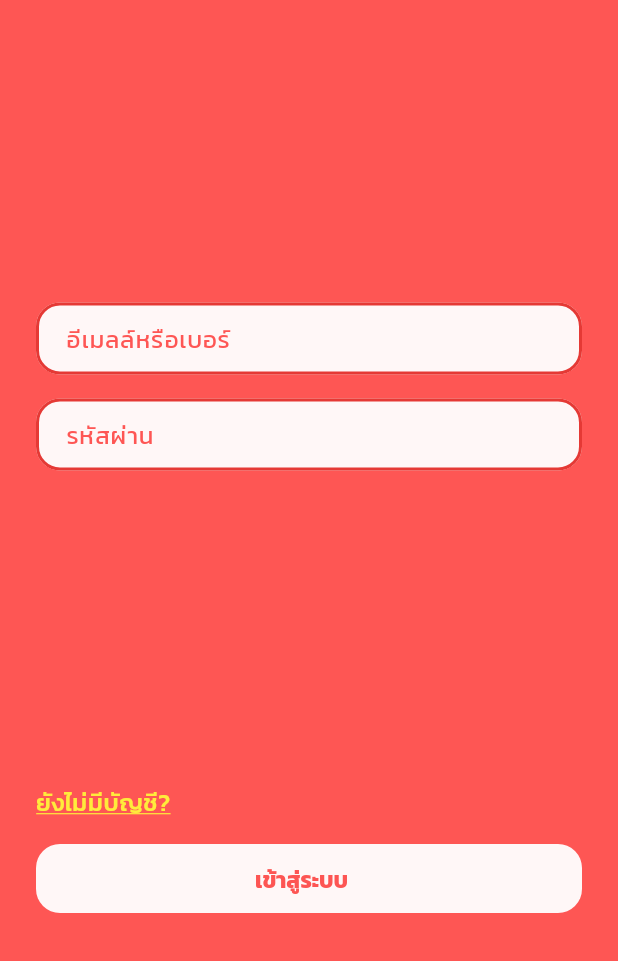
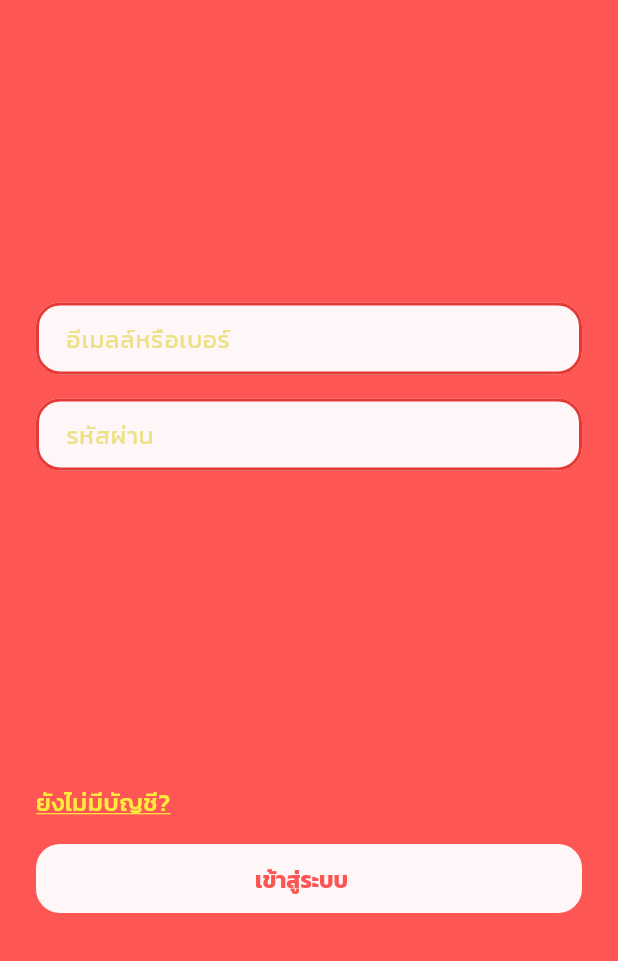
Before and after one commit to TheeraphatStudent/Locatto, a Flutter app: the screen it shows after launch, after a tap on "ไปกันเลย", on a phone screen of 412 x 824 dp, the part 275-1236 px from its top. Run offline on Flutter 3.47's test engine with Material 3 defaults, Android fonts, the phone set to English and light mode, and no system bars; our stand-ins replace file_picker, flutter_secure_storage, qr_flutter; missing offline and left inert: dart_jsonwebtoken, flutter_popup_card; project files that could hold a hidden picture were left out.

```diff
--- a/app/lib/components/Input.dart
+++ b/app/lib/components/Input.dart
@@ -201,7 +201,7 @@ class _InputState extends State<Input> {
         // ),
         floatingLabelBehavior: FloatingLabelBehavior.never,
         labelStyle: TextStyle(
-          color: hasError ? AppColors.primary : AppColors.secondaryDark,
+          color: hasError ? AppColors.secondaryDark : AppColors.primary,
           fontFamily: 'Kanit',
         ),
         hintStyle: const TextStyle(
--- a/app/lib/service/transport.dart
+++ b/app/lib/service/transport.dart
@@ -112,7 +112,7 @@ class Transport {
       final responseData = json.jsonDecode(response.body);
       Map<String, dynamic> payloadData;
       if (responseData.containsKey('data')) {
-        log(responseData.toString());
+        // log(responseData.toString());
         payloadData = decodePayload(responseData['data']);
       } else {
         payloadData = responseData as Map<String, dynamic>;
```
Also changed, not shown: app/lib/pages/lottery.page.dart (+19 -9 lines), app/lib/service/lottery/get.dart (+6 -3 lines).
